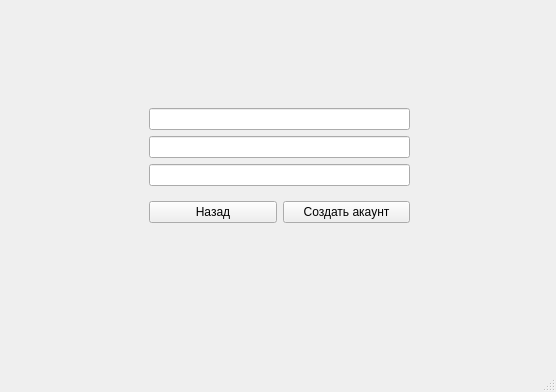
Before: the Qt Designer form client/authorizationwindow.ui in BagaevDanil/messenger, drawn with Qt 5.
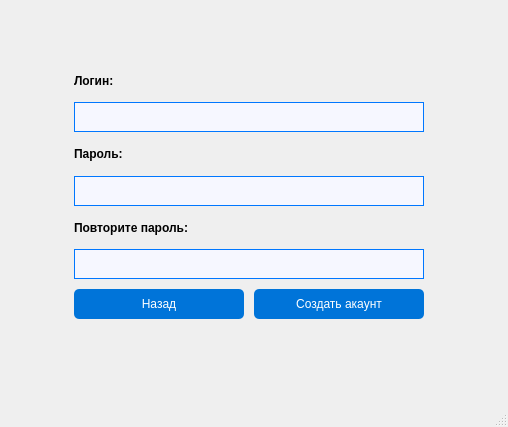
After: the same form once the commit is applied. The open tabs and pages were chosen to show the change.

Commit message: fix styleSheet client

```diff
--- a/client/authorizationwindow.ui
+++ b/client/authorizationwindow.ui
@@ -6,33 +6,86 @@
    <rect>
     <x>0</x>
     <y>0</y>
-    <width>556</width>
-    <height>392</height>
+    <width>508</width>
+    <height>427</height>
    </rect>
   </property>
   <property name="windowTitle">
-   <string>MainWindow</string>
+   <string>Вход</string>
   </property>
   <widget class="QWidget" name="centralwidget">
-   <layout class="QVBoxLayout" name="verticalLayout_3">
+   <layout class="QHBoxLayout" name="horizontalLayout_6">
     <item>
      <widget class="QStackedWidget" name="stackedWidget">
+      <property name="font">
+       <font>
+        <bold>false</bold>
+       </font>
+      </property>
+      <property name="styleSheet">
+       <string notr="true">QPushButton {
+    background-color: #0074D9;
+    color: #fff;
+    border-radius: 5px;
+    padding: 8px 16px;
+}
+
+QPushButton:hover {
+    background-color: #0063B1;
+}
+
+QPushButton:pressed {
+    background-color: #005190;
+}
+
+QLineEdit {
+  border: 1px solid #0077FF;
+  border-radius: 20px;
+  padding: 5px 10px;
+  background-color: #F6F7FF;
+  color: #333;
+}
+
+QLineEdit:focus {
+  border-color: #0077FF;
+  box-shadow: 0 0 5px #0077FF;
+}
+
+QLabel {
+	/*color: rgb(0, 0, 255);*/
+	color: rgb(0, 0, 0);
+	font-weight: bold;
+  	font-size: 12px;
+}
+</string>
+      </property>
       <property name="currentIndex">
        <number>0</number>
       </property>
       <widget class="QWidget" name="PageLogin">
-       <widget class="QWidget" name="layoutWidget">
+       <widget class="QWidget" name="widget_2" native="true">
         <property name="geometry">
          <rect>
-          <x>120</x>
-          <y>80</y>
-          <width>261</width>
-          <height>121</height>
+          <x>65</x>
+          <y>110</y>
+          <width>350</width>
+          <height>160</height>
          </rect>
         </property>
+        <layout class="QHBoxLayout" name="horizontalLayout_2">
+         <item>
+          <layout class="QVBoxLayout" name="verticalLayout_7">
+           <item>
+            <layout class="QVBoxLayout" name="verticalLayout_3">
+             <item>
         <layout class="QVBoxLayout" name="verticalLayout_2">
          <item>
-          <layout class="QVBoxLayout" name="verticalLayout">
+                <widget class="QLabel" name="labelLogin">
+                 <property name="text">
+                  <string>Логин:</string>
+                 </property>
+                </widget>
+               </item>
            <item>
             <widget class="QLineEdit" name="lineEditLogin">
              <property name="text">
@@ -40,11 +93,24 @@
              </property>
             </widget>
            </item>
+              </layout>
+             </item>
+             <item>
+              <layout class="QVBoxLayout" name="verticalLayout">
+               <item>
+                <widget class="QLabel" name="labePass">
+                 <property name="text">
+                  <string>Пароль:</string>
+                 </property>
+                </widget>
+               </item>
            <item>
             <widget class="QLineEdit" name="lineEditPassword"/>
            </item>
           </layout>
          </item>
+            </layout>
+           </item>
          <item>
           <layout class="QHBoxLayout" name="horizontalLayout">
            <item>
@@ -57,9 +123,11 @@
            <item>
             <widget class="QPushButton" name="pushButtonRegistrationPadge">
              <property name="text">
-              <string>Регестрация</string>
-             </property>
-            </widget>
+                <string>Регистрация</string>
+               </property>
+              </widget>
+             </item>
+            </layout>
            </item>
           </layout>
          </item>
@@ -67,30 +135,88 @@
        </widget>
       </widget>
       <widget class="QWidget" name="PageRegistrations">
-       <widget class="QWidget" name="layoutWidget_2">
+       <widget class="QWidget" name="widget" native="true">
         <property name="geometry">
          <rect>
-          <x>140</x>
-          <y>90</y>
-          <width>261</width>
-          <height>134</height>
+          <x>65</x>
+          <y>60</y>
+          <width>350</width>
+          <height>250</height>
          </rect>
         </property>
+        <layout class="QHBoxLayout" name="horizontalLayout_5">
+         <item>
         <layout class="QVBoxLayout" name="verticalLayout_6">
+           <property name="spacing">
+            <number>10</number>
+           </property>
          <item>
-          <layout class="QVBoxLayout" name="verticalLayout_7">
+            <layout class="QVBoxLayout" name="verticalLayout_5">
+             <item>
+              <layout class="QVBoxLayout" name="verticalLayout_4">
+               <item>
+                <widget class="QLabel" name="label">
+                 <property name="text">
+                  <string>Логин:</string>
+                 </property>
+                </widget>
+               </item>
            <item>
             <widget class="QLineEdit" name="lineEditNewLogin">
+                 <property name="minimumSize">
+                  <size>
+                   <width>0</width>
+                   <height>30</height>
+                  </size>
+                 </property>
              <property name="text">
               <string/>
              </property>
             </widget>
            </item>
+              </layout>
+             </item>
            <item>
-            <widget class="QLineEdit" name="lineEditNewPassword"/>
+              <layout class="QVBoxLayout" name="verticalLayout_9">
+               <item>
+                <widget class="QLabel" name="label_2">
+                 <property name="text">
+                  <string>Пароль:</string>
+                 </property>
+                </widget>
            </item>
            <item>
-            <widget class="QLineEdit" name="lineEditNewPasswordRepeat"/>
+                <widget class="QLineEdit" name="lineEditNewPassword">
+                 <property name="minimumSize">
+                  <size>
+                   <width>0</width>
+                   <height>30</height>
+                  </size>
+                 </property>
+                </widget>
+               </item>
+              </layout>
+             </item>
+             <item>
+              <layout class="QVBoxLayout" name="verticalLayout_8">
+               <item>
+                <widget class="QLabel" name="label_3">
+                 <property name="text">
+                  <string>Повторите пароль:</string>
+                 </property>
+                </widget>
+               </item>
+               <item>
+                <widget class="QLineEdit" name="lineEditNewPasswordRepeat">
+                 <property name="minimumSize">
+                  <size>
+                   <width>0</width>
+                   <height>30</height>
+                  </size>
+                 </property>
+                </widget>
+               </item>
+              </layout>
            </item>
           </layout>
          </item>
@@ -113,6 +239,8 @@
           </layout>
          </item>
         </layout>
+         </item>
+        </layout>
        </widget>
       </widget>
      </widget>
@@ -124,8 +252,8 @@
     <rect>
      <x>0</x>
      <y>0</y>
-     <width>556</width>
-     <height>26</height>
+     <width>508</width>
+     <height>22</height>
     </rect>
    </property>
   </widget>
```
Lines whose indentation alone changed are shown as unchanged. The commit also changes 3 other files.
